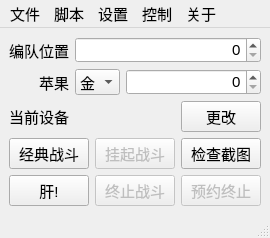
First picture: the form in FGO-py/fgoMainWindow.ui, repository hgjazhgj/FGO-py, before the edit.
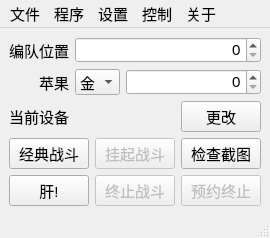
Second picture: the form after the edit.

Diff of the .ui file:
```diff
--- a/FGO-py/fgoMainWindow.ui
+++ b/FGO-py/fgoMainWindow.ui
@@ -274,7 +274,7 @@
    </widget>
    <widget class="QMenu" name="MENU_SCRIPT">
     <property name="title">
-     <string>脚本</string>
+     <string>程序</string>
     </property>
     <addaction name="MENU_SCRIPT_GACHA"/>
     <addaction name="MENU_SCRIPT_LOTTERY"/>
```
Left out of the diff: 6 changed lines with no effect on the pictures.
